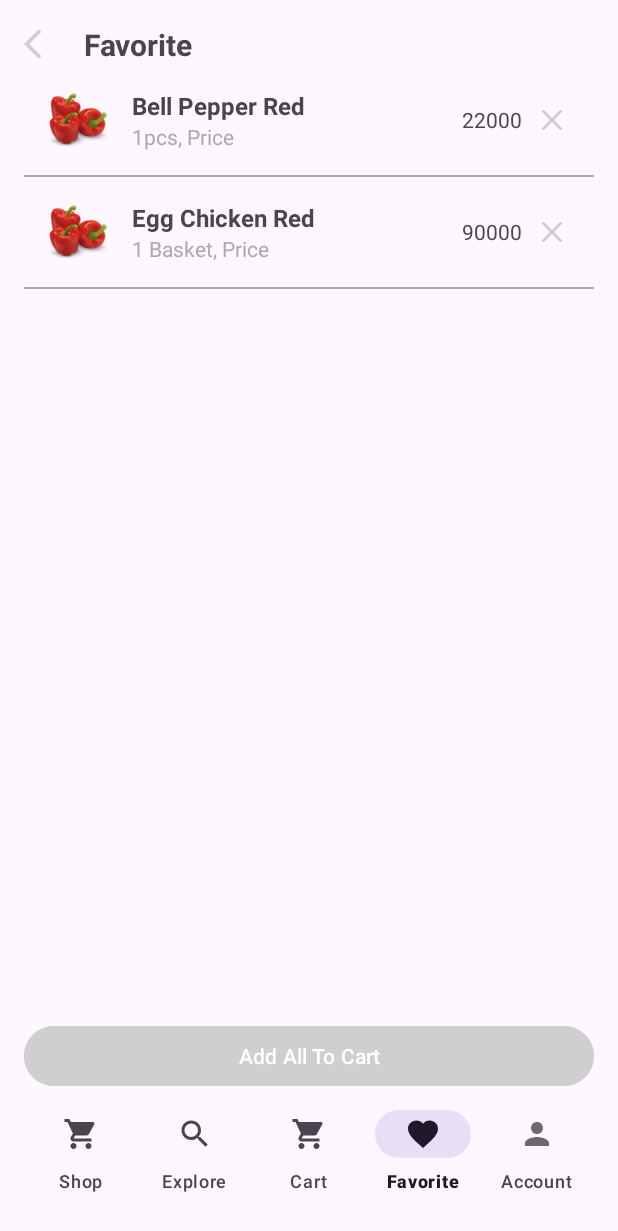
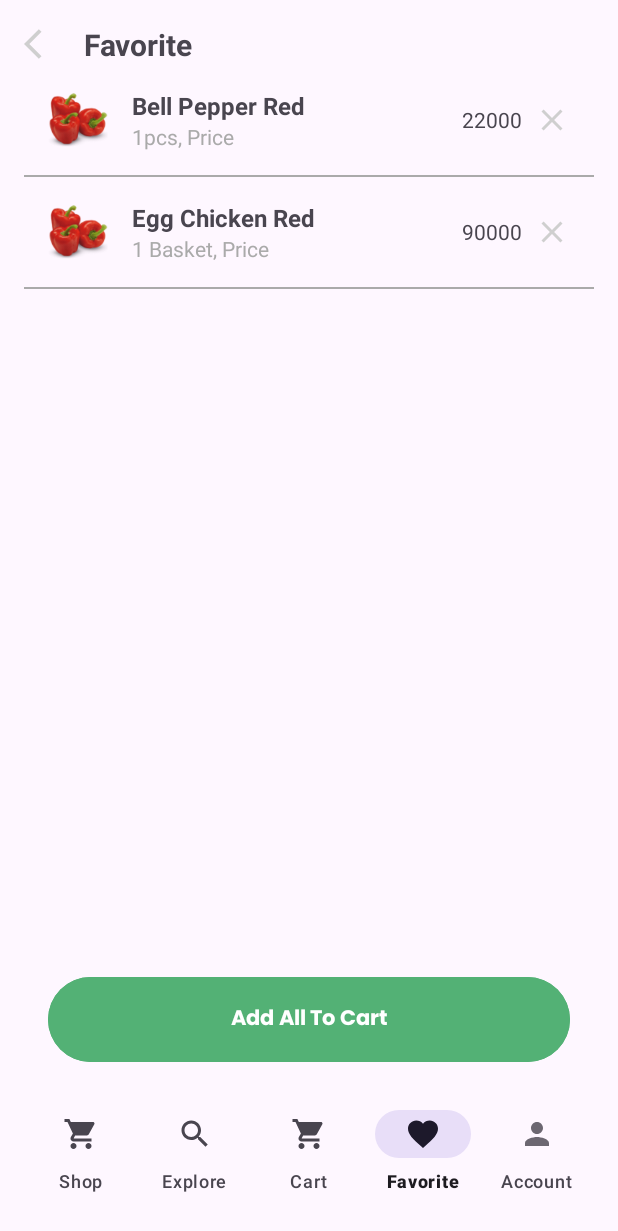
Before and after one commit to richbruh/Fitmeal, an Android app: the FavoritesActivity screen opened directly, with no data from a screen before it, on a phone screen of 412 x 824 dp. Shown: the top 1231 px of the screen. Run offline under Robolectric (Android 15) with nearby library versions, the phone set to English and light mode, and no system bars.

Commit message:
update button
- xml button di profile,favorite, chart

```diff
--- a/app/src/main/res/layout/activity_favorites.xml
+++ b/app/src/main/res/layout/activity_favorites.xml
@@ -46,11 +46,17 @@
         android:id="@+id/btnAddAllToCart"
         android:layout_width="match_parent"
         android:layout_height="wrap_content"
+        android:layout_above="@id/bottom_navigation"
+        android:layout_margin="16dp"
+        android:backgroundTint="@color/FitMealGreen"
         android:text="Add All To Cart"
-        android:textAllCaps="false"
-        android:backgroundTint="@color/grey"
-        android:textColor="@android:color/white"
-        android:layout_marginTop="16dp"/>
+        android:textStyle="bold"
+        android:fontFamily="@font/poppinsbold"
+        android:padding="16dp" />
+
+
+
+
 
     <!-- Bottom Navigation -->
     <include
--- a/app/src/main/res/layout/my_account_activity.xml
+++ b/app/src/main/res/layout/my_account_activity.xml
@@ -42,7 +42,7 @@
         android:text="Save Changes" />
 
     <!-- Bottom Navigation -->
-    <!-- Bottom Navigation -->
+
     <include
         layout="@layout/bottom_navigation"
         />
```
Also changed, not shown: app/src/main/res/layout/profile_activity.xml (+4 -4 lines).
